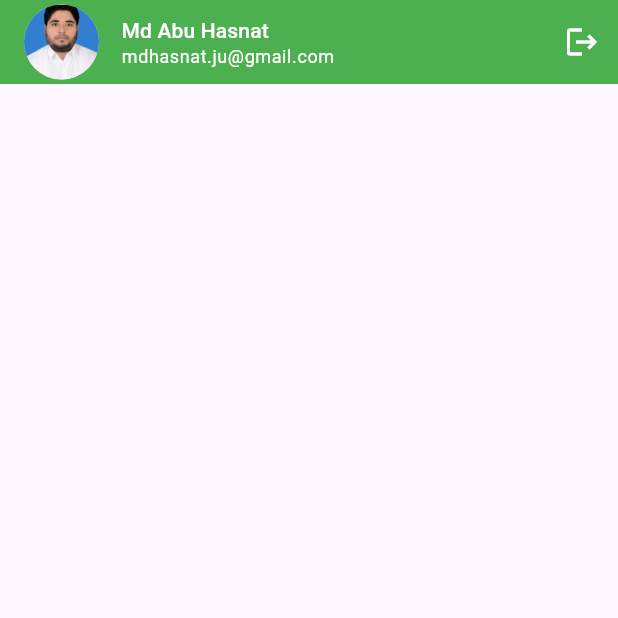
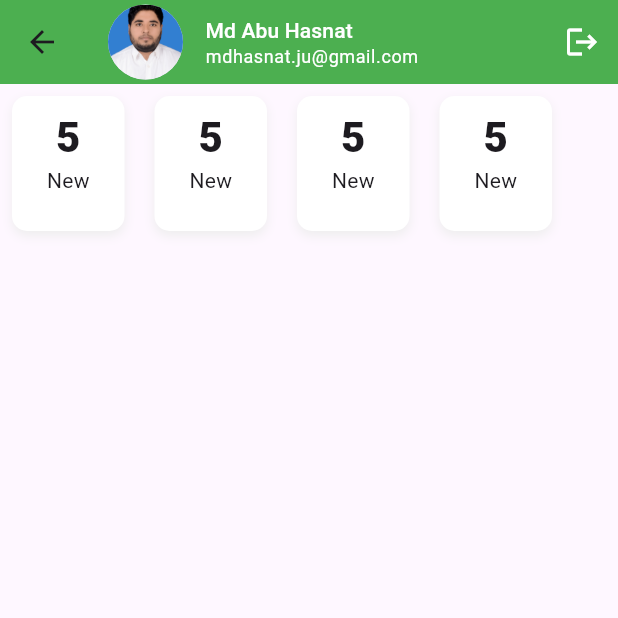
Before and after one commit to mdhasnat10/task_manager_by_ostad, a Flutter app: the NewTaskScreen screen opened directly, on a phone screen of 412 x 824 dp, the top half of it. Run offline on Flutter 3.47's test engine with Material 3 defaults, Android fonts, the phone set to English and light mode, and no system bars; our stand-ins replace device_preview, flutter_svg, pin_code_fields.

Commit message:
Task Count Status

```diff
--- a/lib/screens/log_in_screen.dart
+++ b/lib/screens/log_in_screen.dart
@@ -1,6 +1,7 @@
 import 'package:flutter/gestures.dart';
 import 'package:flutter/material.dart';
 import 'package:task_manager_by_ostad/screens/email_address.dart';
+import 'package:task_manager_by_ostad/screens/main_nav_screen.dart';
 import 'package:task_manager_by_ostad/screens/new_task_screen.dart';
 import 'package:task_manager_by_ostad/screens/sign_up_screen.dart';
 import 'package:task_manager_by_ostad/utils/app_colors.dart';
@@ -35,7 +36,7 @@ class _LogInScreenState extends State<LogInScreen> {
               SizedBox(height: 15),
               FilledButton(
                 onPressed: () {
-                  Navigator.pushReplacement(context, MaterialPageRoute(builder: (context) => NewTaskScreen(),));
+                  Navigator.pushReplacement(context, MaterialPageRoute(builder: (context) => MainNavScreen(),));
                 },
                 child: Icon(Icons.arrow_circle_right_outlined),
               ),
--- a/lib/screens/new_task_screen.dart
+++ b/lib/screens/new_task_screen.dart
@@ -1,5 +1,6 @@
 import 'package:flutter/material.dart';
 import 'package:task_manager_by_ostad/utils/app_colors.dart';
+import 'package:task_manager_by_ostad/widgets/task_count_by_status.dart';
 import 'package:task_manager_by_ostad/widgets/tm_appbar.dart';
 
 class NewTaskScreen extends StatefulWidget {
@@ -14,6 +15,27 @@ class _NewTaskScreenState extends State<NewTaskScreen> {
   Widget build(BuildContext context) {
     return Scaffold(
       appBar: TM_Appbar(),
+      body: Column(
+        children: [
+
+
+          Padding(
+            padding: const EdgeInsets.all(8.0),
+            child: SizedBox(
+              height: 90,
+              child: ListView.separated(
+                scrollDirection: .horizontal,
+                itemBuilder: (context, index){
+                  return TaskContByStatus(title: 'New', count: 5,);
+                },
+                separatorBuilder: (context, index) {
+                  return SizedBox(width: 20,);
+                },
+                itemCount: 4),
+            ),
+          ),
+        ],
+      ),
     );
   }
 }
--- /dev/null
+++ b/lib/widgets/task_count_by_status.dart
@@ -0,0 +1,35 @@
+import 'package:flutter/material.dart';
+
+class TaskContByStatus extends StatelessWidget {
+  final String title;
+  final int count;
+  const TaskContByStatus({super.key, required this.title, required this.count});
+
+  @override
+  Widget build(BuildContext context) {
+    return Container(
+      height: 80,
+      width: 75,
+
+      decoration: BoxDecoration(
+        color: Colors.white,
+        borderRadius: BorderRadius.circular(10),
+        boxShadow:[
+           BoxShadow(
+            color: Colors.grey.shade200,
+            blurRadius: 5,
+            offset: Offset(0, 3)
+           )]
+      ),
+      child: Padding(
+        padding: const EdgeInsets.symmetric(horizontal: 20, vertical: 10),
+        child: Column(
+          children: [
+            Text(count.toString(), style: Theme.of(context).textTheme.titleLarge),
+            Text(title),
+          ],
+        ),
+      ),
+    );
+  }
+}
```
Also changed, not shown: lib/screens/cancel-task_screen.dart (added, +15 -0 lines), lib/screens/completed_task_screen.dart (added, +17 -0 lines), lib/screens/main_nav_screen.dart (added, +46 -0 lines), lib/screens/progress_task_screen.dart (added, +15 -0 lines).
